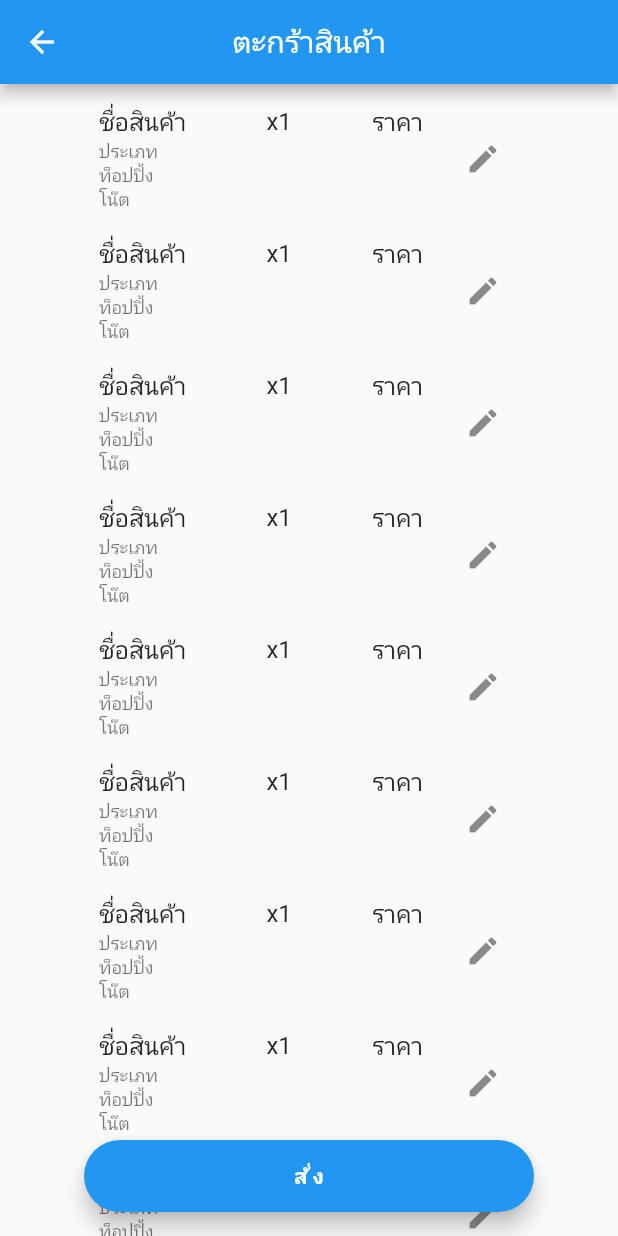
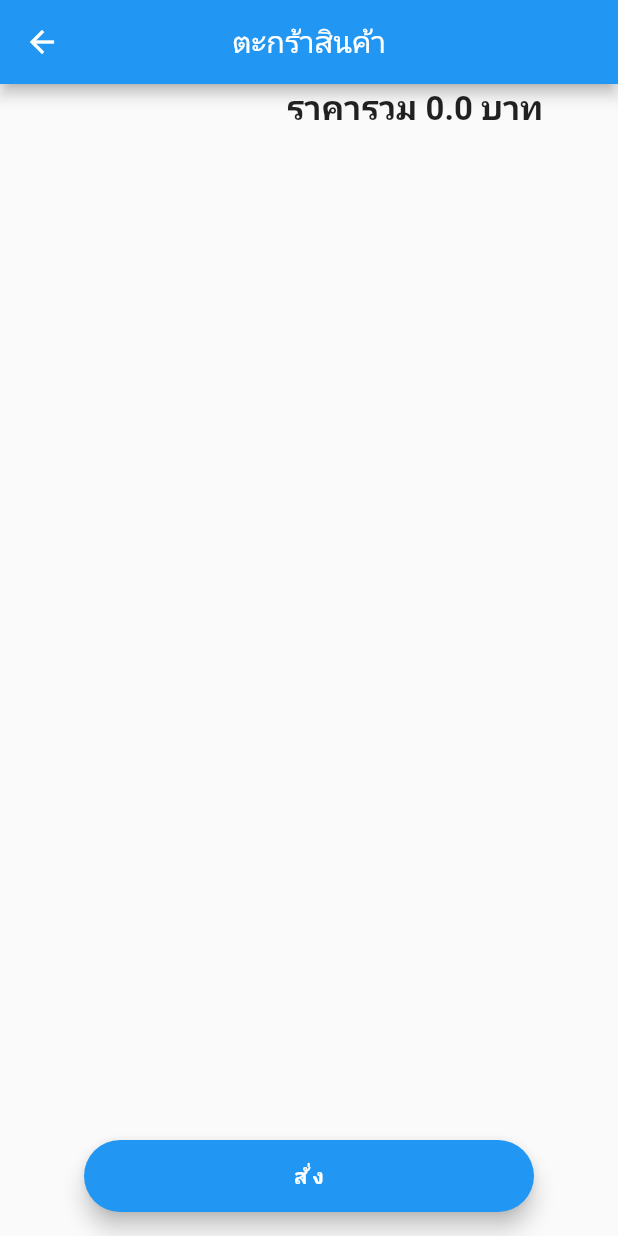
Before and after one commit to kaluvic/pak-cafe, a Flutter app: the screen it shows after launch, after a tap on the "shopping cart" icon, on a phone screen of 412 x 824 dp. Run offline on Flutter 3.47's test engine with Material 2 defaults, Android fonts, the phone set to English and light mode, and no system bars; our stand-ins replace carousel_slider, cloud_firestore, firebase_core, firebase_database, shared_preferences; accounts and stored records are empty.

Commit message:
display cart

```diff
--- a/user/lib/pages/cart.dart
+++ b/user/lib/pages/cart.dart
@@ -1,5 +1,9 @@
 import 'package:flutter/material.dart';
+import 'package:pak_user/entities/cart_entity.dart';
+import 'package:pak_user/entities/menuinfo_entity.dart';
+import 'package:pak_user/pages/menu_order.dart';
 import 'package:pak_user/services/cart_service.dart';
+import 'package:pak_user/services/menu_service.dart';
 
 class CartPage extends StatefulWidget {
   const CartPage({super.key});
@@ -10,19 +14,10 @@ class CartPage extends StatefulWidget {
 
 class _CartPageState extends State<CartPage> {
   CartService cartService = CartService();
-  List<String> listItem = [
-    'a',
-    'b',
-    'b',
-    'b',
-    'b',
-    'b',
-    'b',
-    'b',
-    'b',
-    'b',
-    'b'
-  ];
+  MenuService menuService = MenuService();
+  String username = 'ball';
+  List<Item> listItem = [];
+  double totalPrice = 0;
   @override
   Widget build(BuildContext context) {
     return Scaffold(
@@ -39,53 +34,67 @@ class _CartPageState extends State<CartPage> {
           builder: (context, snapshot) {
             if (snapshot.hasData) {
               // Data call as Item
-              print(snapshot.data);
+              listItem = snapshot.data!;
               return ListView.builder(
                 itemCount: listItem.length + 1,
                 itemBuilder: (context, index) {
                   if (index < listItem.length) {
+                    totalPrice += listItem[index].price;
                     return Container(
                       margin:
                           const EdgeInsets.only(left: 50, right: 50, top: 10),
                       child: ListTile(
                         title: Row(
                           mainAxisAlignment: MainAxisAlignment.spaceBetween,
-                          children: const [
-                            Text('ชื่อสินค้า'),
-                            Text('x1'),
-                            Text('ราคา')
+                          children: [
+                            Text(
+                                "${listItem[index].name}  (${listItem[index].status})"),
+                            Text('x${listItem[index].count}'),
+                            Text('${listItem[index].price}')
                           ],
                         ),
                         subtitle: Column(
                           crossAxisAlignment: CrossAxisAlignment.start,
-                          children: const [
-                            Text(
-                              "ประเภท",
-                              style: TextStyle(fontSize: 12),
-                            ),
-                            Text(
-                              "ท็อปปิ้ง",
-                              style: TextStyle(fontSize: 12),
-                            ),
-                            Text(
-                              "โน๊ต",
-                              style: TextStyle(fontSize: 12),
-                            ),
+                          children: [
+                            listItem[index].toppings.isEmpty
+                                ? Text('ท็อปปิ้ง : -')
+                                : Text(
+                                    "ท็อปปิ้ง : ${listItem[index].toppings}",
+                                    style: const TextStyle(fontSize: 12),
+                                  ),
+                            listItem[index].note.isEmpty
+                                ? Text('โน๊ต : -')
+                                : Text(
+                                    "โน๊ต : ${listItem[index].note}",
+                                    style: const TextStyle(fontSize: 12),
+                                  ),
                           ],
                         ),
                         trailing: IconButton(
-                            onPressed: () {}, icon: const Icon(Icons.edit)),
+                            onPressed: () async {
+                              MenuInfo menuInfo = await menuService
+                                  .fetchInfoFromId(listItem[index].itemId);
+                              await Navigator.of(context)
+                                  .pushReplacement(MaterialPageRoute(
+                                builder: (context) {
+                                  return MenuOrderPage(
+                                      menuInfo: menuInfo,
+                                      menuid: listItem[index].itemId);
+                                },
+                              ));
+                            },
+                            icon: const Icon(Icons.edit)),
                       ),
                     );
                   } else {
                     return Container(
                       margin: const EdgeInsets.only(left: 50, right: 50),
-                      child: const SizedBox(
+                      child: SizedBox(
                           height: 200,
                           child: Align(
                             alignment: Alignment.topRight,
-                            child: Text('ราคารวม',
-                                style: TextStyle(
+                            child: Text('ราคารวม $totalPrice บาท',
+                                style: const TextStyle(
                                     fontWeight: FontWeight.bold, fontSize: 22)),
                           )),
                     );
@@ -100,7 +109,9 @@ class _CartPageState extends State<CartPage> {
       floatingActionButton: SizedBox(
         width: 300,
         child: FloatingActionButton.extended(
-          onPressed: () {},
+          onPressed: () {
+            // cartService.setOrderInfo(username);
+          },
           label: const Text(
             'สั่ง',
             style: TextStyle(fontWeight: FontWeight.bold),
--- a/user/lib/pages/menu_order.dart
+++ b/user/lib/pages/menu_order.dart
@@ -64,7 +64,7 @@ class _MenuOrderPageState extends State<MenuOrderPage> {
     String toppingsText = toppings.join(',');
     note = _textEditingController.text;
     String? drinkStatus = statusMap[_statusValue];
-    double total = (basePrice * _number) + statusPrice + toppingsPrice;
+    double total = (basePrice + statusPrice + toppingsPrice) * _number;
     Item item = Item(
       itemId: widget.menuid,
       name: widget.menuInfo.name,
@@ -215,7 +215,7 @@ class _MenuOrderPageState extends State<MenuOrderPage> {
               //* Total
               Center(
                   child: Text(
-                'ราคารวม ${(basePrice * _number) + statusPrice + toppingsPrice} บาท',
+                'ราคารวม ${(basePrice + statusPrice + toppingsPrice) * _number} บาท',
                 style: const TextStyle(fontSize: 20),
               )),
               //* Confirm button
--- a/user/lib/pages/order.dart
+++ b/user/lib/pages/order.dart
@@ -1,5 +1,4 @@
 import 'package:flutter/material.dart';
-import 'package:intl/intl.dart';
 import 'package:pak_user/entities/order_entity.dart';
 import 'package:pak_user/services/order_service.dart';
 import 'package:pak_user/widgets/order_status_card.dart';
@@ -34,10 +33,9 @@ class _OrderPageState extends State<OrderPage> {
   @override
   Widget build(BuildContext context) {
     return Scaffold(
-      body: Container(
-        child: SingleChildScrollView(
+      body: SingleChildScrollView(
         child: Container(
-              margin: EdgeInsets.only(top: 20.0, bottom: 20.0),
+            margin: const EdgeInsets.only(top: 20.0, bottom: 20.0),
             child: FutureBuilder(
               future: orderService.fetchOrderList(uid),
               builder: (context, snapshot) {
@@ -56,13 +54,12 @@ class _OrderPageState extends State<OrderPage> {
                   ],
                 );
                 }else{
-                    return CircularProgressIndicator();
+                  return const CircularProgressIndicator();
                 }
 
               }
             )),
       ),
-      ),
     );
   }
 }
```
Lines whose indentation alone changed are shown as unchanged.
